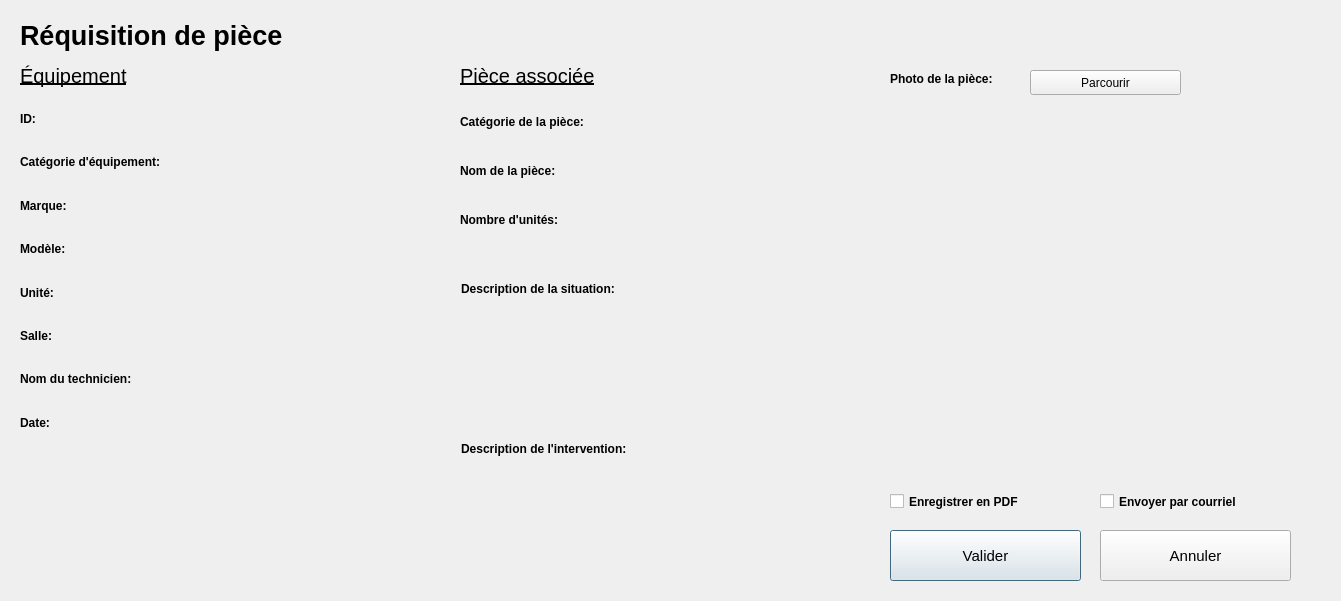
ProjetPC2/SIMM2.0-DEV, file Interface/FenetresEnUI/ReqPiece.ui: the form before one commit.
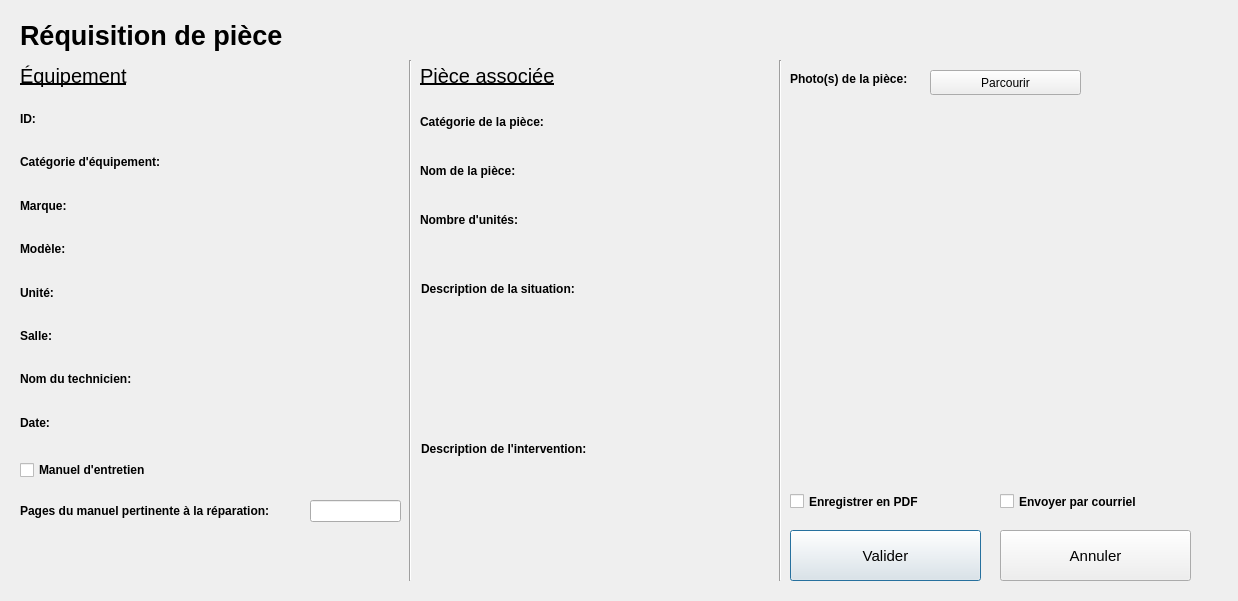
The form after the commit.

Commit message: more tweaks added to reqPiece dialog + minor fixes

```diff
--- a/Interface/FenetresEnUI/ReqPiece.ui
+++ b/Interface/FenetresEnUI/ReqPiece.ui
@@ -6,7 +6,7 @@
    <rect>
     <x>0</x>
     <y>0</y>
-    <width>1341</width>
+    <width>1238</width>
     <height>601</height>
    </rect>
   </property>
@@ -16,7 +16,7 @@
   <widget class="QPushButton" name="valider_pushButton">
    <property name="geometry">
     <rect>
-     <x>890</x>
+     <x>790</x>
      <y>530</y>
      <width>191</width>
      <height>51</height>
@@ -34,7 +34,7 @@
   <widget class="QPushButton" name="annuler_pushButton">
    <property name="geometry">
     <rect>
-     <x>1100</x>
+     <x>1000</x>
      <y>530</y>
      <width>191</width>
      <height>51</height>
@@ -176,7 +176,7 @@
     <rect>
      <x>200</x>
      <y>100</y>
-     <width>251</width>
+     <width>201</width>
      <height>341</height>
     </rect>
    </property>
@@ -316,7 +316,7 @@
   <widget class="QCheckBox" name="enregistrer_pdf_checkBox">
    <property name="geometry">
     <rect>
-     <x>890</x>
+     <x>790</x>
      <y>490</y>
      <width>171</width>
      <height>23</height>
@@ -335,7 +335,7 @@
   <widget class="QCheckBox" name="envoyer_courriel_checkbox">
    <property name="geometry">
     <rect>
-     <x>1100</x>
+     <x>1000</x>
      <y>490</y>
      <width>181</width>
      <height>23</height>
@@ -373,7 +373,7 @@
   <widget class="QLabel" name="piece_associee_title_label">
    <property name="geometry">
     <rect>
-     <x>460</x>
+     <x>420</x>
      <y>60</y>
      <width>181</width>
      <height>31</height>
@@ -392,7 +392,7 @@
   <widget class="QWidget" name="verticalLayoutWidget_3">
    <property name="geometry">
     <rect>
-     <x>460</x>
+     <x>420</x>
      <y>100</y>
      <width>160</width>
      <height>141</height>
@@ -449,9 +449,9 @@
   <widget class="QWidget" name="verticalLayoutWidget_4">
    <property name="geometry">
     <rect>
-     <x>620</x>
+     <x>580</x>
      <y>100</y>
-     <width>251</width>
+     <width>191</width>
      <height>141</height>
     </rect>
    </property>
@@ -506,7 +506,7 @@
   <widget class="QLabel" name="desc_situation_title_label">
    <property name="geometry">
     <rect>
-     <x>461</x>
+     <x>421</x>
      <y>280</y>
      <width>221</width>
      <height>17</height>
@@ -525,7 +525,7 @@
   <widget class="QLabel" name="desc_intervention_title_label">
    <property name="geometry">
     <rect>
-     <x>461</x>
+     <x>421</x>
      <y>440</y>
      <width>231</width>
      <height>17</height>
@@ -544,9 +544,9 @@
   <widget class="QWidget" name="verticalLayoutWidget_5">
    <property name="geometry">
     <rect>
-     <x>460</x>
+     <x>420</x>
      <y>300</y>
-     <width>411</width>
+     <width>351</width>
      <height>131</height>
     </rect>
    </property>
@@ -581,9 +581,9 @@
   <widget class="QWidget" name="verticalLayoutWidget_6">
    <property name="geometry">
     <rect>
-     <x>460</x>
+     <x>420</x>
      <y>460</y>
-     <width>411</width>
+     <width>351</width>
      <height>131</height>
     </rect>
    </property>
@@ -618,7 +618,7 @@
   <widget class="QLabel" name="photo_piece_title_label">
    <property name="geometry">
     <rect>
-     <x>890</x>
+     <x>790</x>
      <y>70</y>
      <width>131</width>
      <height>17</height>
@@ -631,13 +631,13 @@
     </font>
    </property>
    <property name="text">
-    <string>Photo de la pièce:</string>
+    <string>Photo(s) de la pièce:</string>
    </property>
   </widget>
   <widget class="QPushButton" name="parcourir_pushButton">
    <property name="geometry">
     <rect>
-     <x>1030</x>
+     <x>930</x>
      <y>70</y>
      <width>151</width>
      <height>25</height>
@@ -650,7 +650,7 @@
   <widget class="QWidget" name="gridLayoutWidget">
    <property name="geometry">
     <rect>
-     <x>890</x>
+     <x>790</x>
      <y>100</y>
      <width>431</width>
      <height>381</height>
@@ -658,6 +658,80 @@
    </property>
    <layout class="QGridLayout" name="gridLayout"/>
   </widget>
+  <widget class="QCheckBox" name="manuel_entretien_checkBox">
+   <property name="geometry">
+    <rect>
+     <x>20</x>
+     <y>460</y>
+     <width>161</width>
+     <height>20</height>
+    </rect>
+   </property>
+   <property name="font">
+    <font>
+     <weight>75</weight>
+     <bold>true</bold>
+    </font>
+   </property>
+   <property name="text">
+    <string>Manuel d'entretien</string>
+   </property>
+  </widget>
+  <widget class="QLabel" name="pages_manuel_label">
+   <property name="geometry">
+    <rect>
+     <x>20</x>
+     <y>500</y>
+     <width>291</width>
+     <height>21</height>
+    </rect>
+   </property>
+   <property name="font">
+    <font>
+     <weight>75</weight>
+     <bold>true</bold>
+    </font>
+   </property>
+   <property name="text">
+    <string>Pages du manuel pertinente à la réparation: </string>
+   </property>
+  </widget>
+  <widget class="QLineEdit" name="pages_manuel_lineEdit">
+   <property name="geometry">
+    <rect>
+     <x>310</x>
+     <y>500</y>
+     <width>91</width>
+     <height>22</height>
+    </rect>
+   </property>
+  </widget>
+  <widget class="Line" name="separation_line_1">
+   <property name="geometry">
+    <rect>
+     <x>400</x>
+     <y>60</y>
+     <width>20</width>
+     <height>521</height>
+    </rect>
+   </property>
+   <property name="orientation">
+    <enum>Qt::Vertical</enum>
+   </property>
+  </widget>
+  <widget class="Line" name="separation_line_2">
+   <property name="geometry">
+    <rect>
+     <x>770</x>
+     <y>60</y>
+     <width>20</width>
+     <height>521</height>
+    </rect>
+   </property>
+   <property name="orientation">
+    <enum>Qt::Vertical</enum>
+   </property>
+  </widget>
  </widget>
  <resources/>
  <connections/>
```
The commit also changes 4 other files.
